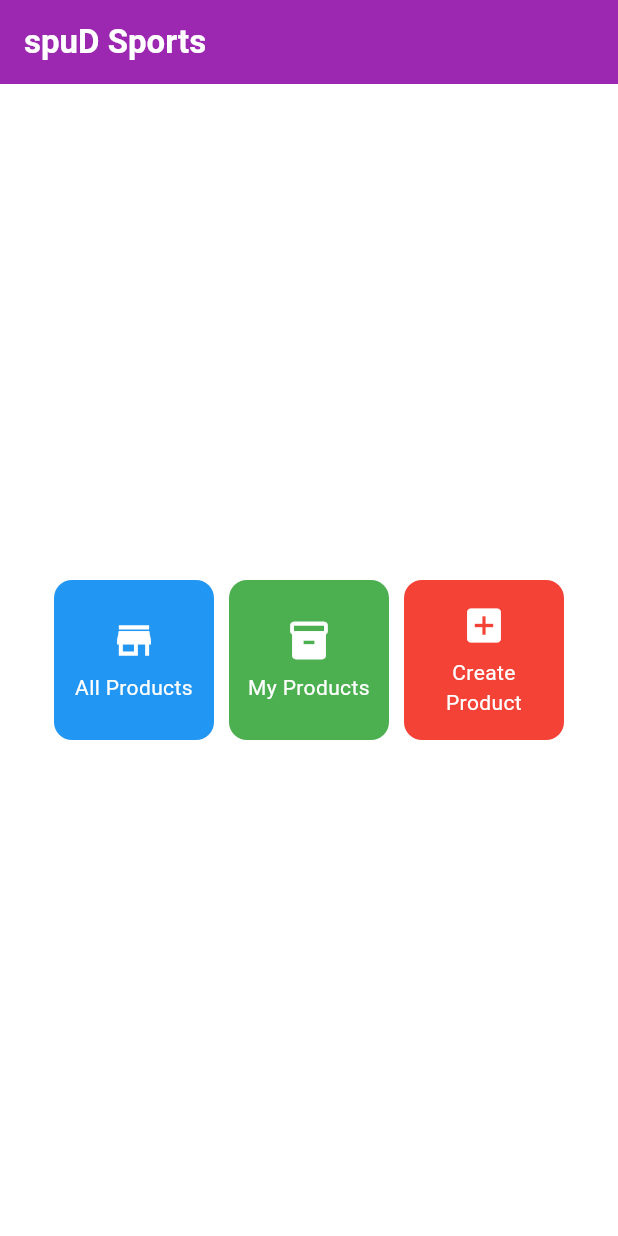
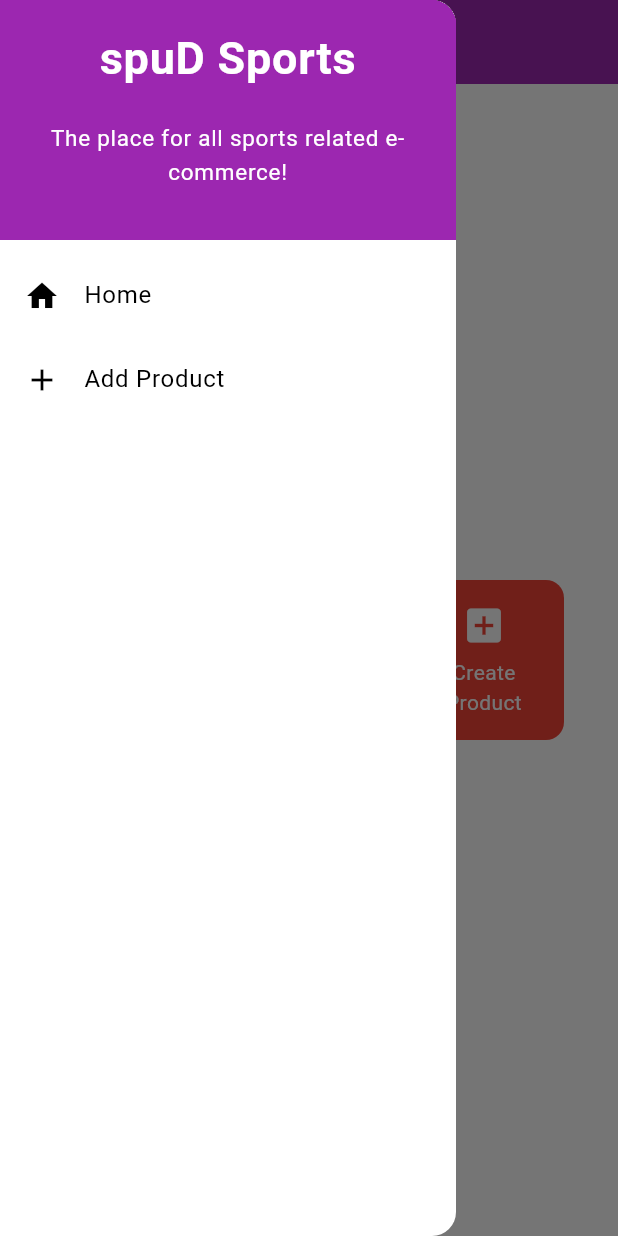
Before and after one commit to AmmarUI/spuD-sports-mobile, a Flutter app: the screen it shows after launch, with the side drawer open (before the commit the screen has no drawer), on a phone screen of 412 x 824 dp. Run offline on Flutter 3.47's test engine with Material 3 defaults, Android fonts, the phone set to English and light mode, and no system bars.

Commit message:
adding create product page, adding side drawer, refactoring

```diff
--- a/lib/main.dart
+++ b/lib/main.dart
@@ -1,5 +1,5 @@
 import 'package:flutter/material.dart';
-import 'package:spud_sports/menu.dart';
+import 'package:spud_sports/screens/menu.dart';
 
 void main() {
   runApp(const MyApp());
--- a/lib/menu.dart
+++ /dev/null
@@ -1,84 +0,0 @@
-import 'package:flutter/material.dart';
-
-class ItemHomepage {
-  final String name;
-  final IconData icon;
-  final Color color;
-  ItemHomepage(this.name, this.icon, this.color);
-}
-
-class MyHomePage extends StatelessWidget {
-  MyHomePage({super.key});
-
-  final List<ItemHomepage> items = [
-    ItemHomepage("All Products", Icons.store, Colors.blue),
-    ItemHomepage("My Products", Icons.inventory, Colors.green),
-    ItemHomepage("Create Product", Icons.add_box, Colors.red),
-  ];
-
-  @override
-  Widget build(BuildContext context) {
-    return Scaffold(
-      appBar: AppBar(
-        title: const Text(
-          'spuD Sports',
-          style: TextStyle(color: Colors.white, fontWeight: FontWeight.bold),
-        ),
-        backgroundColor: Theme.of(context).colorScheme.primary,
-      ),
-      body: Padding(
-        padding: const EdgeInsets.all(16.0),
-        child: Center(
-          //3 column grid
-          child: GridView.count(
-            primary: true,
-            padding: const EdgeInsets.all(20),
-            crossAxisSpacing: 10,
-            mainAxisSpacing: 10,
-            crossAxisCount: 3,
-            shrinkWrap: true,
-            children: items.map((item) => ItemCard(item)).toList(),
-          ),
-        ),
-      ),
-    );
-  }
-}
-
-class ItemCard extends StatelessWidget {
-  final ItemHomepage item;
-  const ItemCard(this.item, {super.key});
-
-  @override
-  Widget build(BuildContext context) {
-    return Material(
-      color: item.color,
-      borderRadius: BorderRadius.circular(12),
-      child: InkWell(
-        onTap: () {
-          String message = "Kamu telah menekan tombol ${item.name}";
-          ScaffoldMessenger.of(context)
-            ..hideCurrentSnackBar()
-            ..showSnackBar(SnackBar(content: Text(message)));
-        },
-        child: Container(
-          padding: const EdgeInsets.all(8),
-          child: Center(
-            child: Column(
-              mainAxisAlignment: MainAxisAlignment.center,
-              children: [
-                Icon(item.icon, color: Colors.white, size: 30.0),
-                const SizedBox(height: 6),
-                Text(
-                  item.name,
-                  textAlign: TextAlign.center,
-                  style: const TextStyle(color: Colors.white),
-                ),
-              ],
-            ),
-          ),
-        ),
-      ),
-    );
-  }
-}
--- /dev/null
+++ b/lib/screens/menu.dart
@@ -0,0 +1,49 @@
+import 'package:flutter/material.dart';
+import 'package:spud_sports/widgets/side_drawer.dart';
+import 'package:spud_sports/widgets/menu_card.dart';
+
+class ItemHomepage {
+  final String name;
+  final IconData icon;
+  final Color color;
+  ItemHomepage(this.name, this.icon, this.color);
+}
+
+class MyHomePage extends StatelessWidget {
+  MyHomePage({super.key});
+
+  final List<ItemHomepage> items = [
+    ItemHomepage("All Products", Icons.store, Colors.blue),
+    ItemHomepage("My Products", Icons.inventory, Colors.green),
+    ItemHomepage("Create Product", Icons.add_box, Colors.red),
+  ];
+
+  @override
+  Widget build(BuildContext context) {
+    return Scaffold(
+      appBar: AppBar(
+        title: const Text(
+          'spuD Sports',
+          style: TextStyle(color: Colors.white, fontWeight: FontWeight.bold),
+        ),
+        backgroundColor: Theme.of(context).colorScheme.primary,
+      ),
+      drawer: SideDrawer(),
+      body: Padding(
+        padding: const EdgeInsets.all(16.0),
+        child: Center(
+          //3 column grid
+          child: GridView.count(
+            primary: true,
+            padding: const EdgeInsets.all(20),
+            crossAxisSpacing: 10,
+            mainAxisSpacing: 10,
+            crossAxisCount: 3,
+            shrinkWrap: true,
+            children: items.map((item) => ItemCard(item)).toList(),
+          ),
+        ),
+      ),
+    );
+  }
+}
--- /dev/null
+++ b/lib/widgets/menu_card.dart
@@ -0,0 +1,48 @@
+import 'package:flutter/material.dart';
+import 'package:spud_sports/screens/menu.dart';
+import 'package:spud_sports/screens/add_product_form.dart';
+
+class ItemCard extends StatelessWidget {
+  final ItemHomepage item;
+  const ItemCard(this.item, {super.key});
+
+  @override
+  Widget build(BuildContext context) {
+    return Material(
+      color: item.color,
+      borderRadius: BorderRadius.circular(12),
+      child: InkWell(
+        onTap: () {
+          String message = "Kamu telah menekan tombol ${item.name}";
+          ScaffoldMessenger.of(context)
+            ..hideCurrentSnackBar()
+            ..showSnackBar(SnackBar(content: Text(message)));
+
+          if (item.name == "Create Product") {
+            Navigator.push(
+              context,
+              MaterialPageRoute(builder: (context) => const ProductFormPage()),
+            );
+          }
+        },
+        child: Container(
+          padding: const EdgeInsets.all(8),
+          child: Center(
+            child: Column(
+              mainAxisAlignment: MainAxisAlignment.center,
+              children: [
+                Icon(item.icon, color: Colors.white, size: 30.0),
+                const SizedBox(height: 6),
+                Text(
+                  item.name,
+                  textAlign: TextAlign.center,
+                  style: const TextStyle(color: Colors.white),
+                ),
+              ],
+            ),
+          ),
+        ),
+      ),
+    );
+  }
+}
--- /dev/null
+++ b/lib/widgets/side_drawer.dart
@@ -0,0 +1,74 @@
+import 'package:flutter/material.dart';
+import 'package:spud_sports/screens/menu.dart';
+import 'package:spud_sports/screens/add_product_form.dart';
+
+class SideDrawer extends StatelessWidget {
+  const SideDrawer({super.key});
+
+  @override
+  Widget build(BuildContext context) {
+    return Drawer(
+      child: ListView(
+        children: [
+          const DrawerHeader(
+            decoration: BoxDecoration(
+              color: Colors.purple,
+            ),
+
+            child: Column(
+              children: [
+                Text(
+                  'spuD Sports',
+                  textAlign: TextAlign.center,
+                  style: TextStyle(
+                    fontSize: 30,
+                    fontWeight: FontWeight.bold,
+                    color: Colors.white,
+                  ),
+                ),
+
+                Padding(padding: EdgeInsets.all(10)),
+
+                Text(
+                  'The place for all sports related e-commerce!',
+                  textAlign: TextAlign.center,
+                  style:TextStyle(
+                    fontSize: 15,
+                    fontWeight: FontWeight.normal,
+                    color: Colors.white,
+                  ),
+                ),
+              ]
+            ),
+          ),
+
+          //routing to Home Page
+          ListTile(
+            leading: const Icon(Icons.home),
+            title: const Text('Home'),
+
+            onTap: () {
+              Navigator.pushReplacement(
+                context,
+                MaterialPageRoute(builder: (context) => MyHomePage()),
+              );
+            },
+          ),
+
+          //routing to Add Product page
+          ListTile(
+            leading: const Icon(Icons.add),
+            title: const Text('Add Product'),
+
+            onTap: () {
+              Navigator.pushReplacement(
+                context,
+                MaterialPageRoute(builder: (context) => ProductFormPage()),
+              );
+            },
+          ),
+        ],
+      ),
+    );
+  }
+}
```
Also changed, not shown: lib/screens/add_product_form.dart (added, +324 -0 lines).
